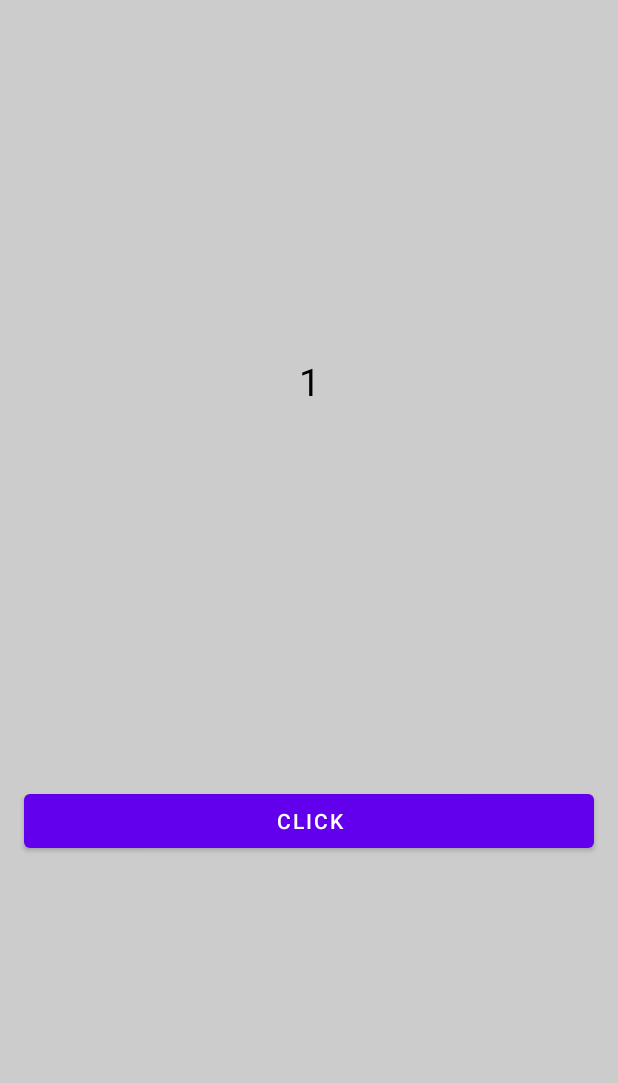
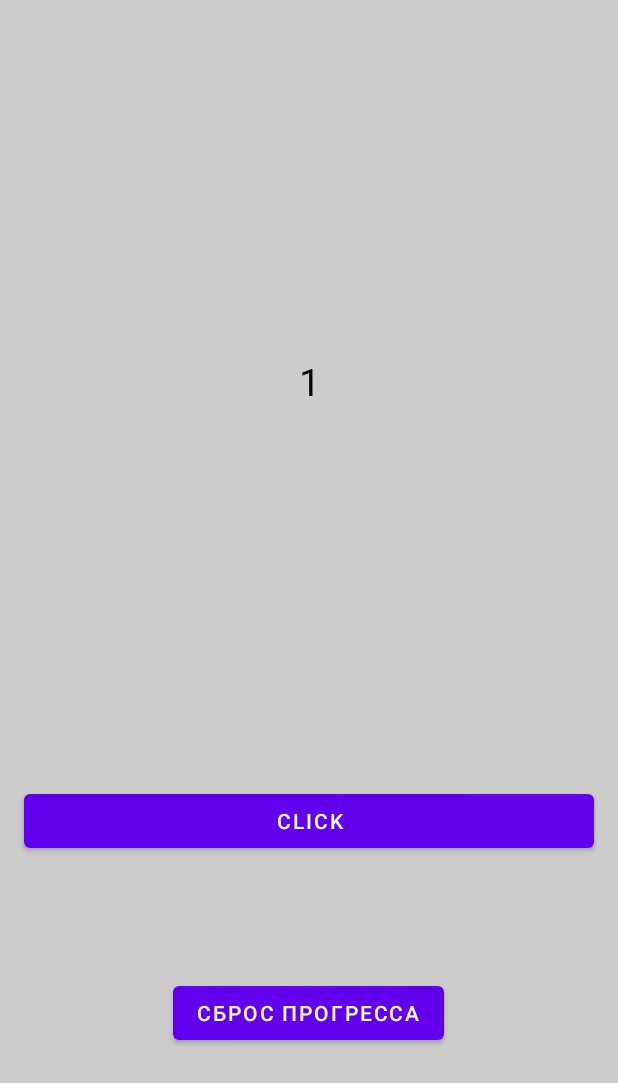
Before and after one commit to 1Malevolence1/Clicer, an Android app: the screen it shows after launch (MainActivity), after a tap on "CLICK", on a phone screen of 412 x 824 dp. Shown: the top 1083 px of the screen. Run offline under Robolectric (Android 15) with nearby library versions, the phone set to English and light mode, and no system bars; 1 other tap on this screen came first.

Commit message:
Сброс прогресса

```diff
--- a/app/src/main/java/com/example/cliker/MainActivity.kt
+++ b/app/src/main/java/com/example/cliker/MainActivity.kt
@@ -31,6 +31,12 @@ class MainActivity : AppCompatActivity() {
         saveScore()
         findViewById<TextView>(R.id.TextCount).text = count.toString()
     }
+    fun resetButton(view: View){
+        count = 0
+        saveScore()
+        findViewById<TextView>(R.id.TextCount).text = count.toString()
+
+    }
 
     private fun score() = storage.getInt(key_count, 0)
 
--- a/app/src/main/res/layout/activity_main.xml
+++ b/app/src/main/res/layout/activity_main.xml
@@ -32,4 +32,16 @@
         app:layout_constraintEnd_toEndOf="parent"
         app:layout_constraintStart_toStartOf="parent"
         app:layout_constraintTop_toBottomOf="@id/TextCount" />
+
+    <Button
+        android:id="@+id/resetButton"
+        android:layout_width="wrap_content"
+        android:layout_height="wrap_content"
+        android:layout_marginTop="80dp"
+        android:onClick="resetButton"
+        android:text="Сброс прогресса"
+        app:layout_constraintEnd_toEndOf="@+id/addCounter"
+        app:layout_constraintHorizontal_bias="0.498"
+        app:layout_constraintStart_toStartOf="@+id/addCounter"
+        app:layout_constraintTop_toBottomOf="@+id/addCounter" />
 </androidx.constraintlayout.widget.ConstraintLayout>
```
